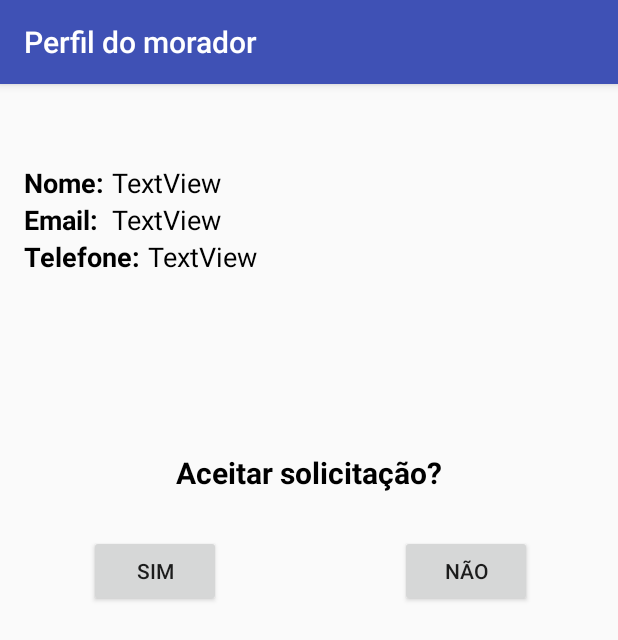
After one commit to pablovfds/OSindico, an Android app: the ResidentDetailsActivity screen opened directly, with no data from a screen before it, on a phone screen of 412 x 824 dp. The commit adds this screen. Shown: the top 640 px of the screen. Run offline under Robolectric (Android 15) with nearby library versions, the phone set to English and light mode, and no system bars; our stand-ins replace ButterKnife; 3 statements that could not run were skipped.

Commit message:
Implementação da tela de detalhes do morador e envio de resposta da solicitação de associação do morador ao condominio

```diff
--- a/app/src/main/java/br/com/edu/ufcg/osindico/data/models/Contact.java
+++ b/app/src/main/java/br/com/edu/ufcg/osindico/data/models/Contact.java
@@ -2,7 +2,9 @@ package br.com.edu.ufcg.osindico.data.models;
 
 import com.google.gson.annotations.SerializedName;
 
-public class Contact {
+import java.io.Serializable;
+
+public class Contact implements Serializable{
 
     @SerializedName("phoneNumber")
     private String phoneNumber;
--- a/app/src/main/java/br/com/edu/ufcg/osindico/data/models/ServerResponse/ResidentResponse.java
+++ b/app/src/main/java/br/com/edu/ufcg/osindico/data/models/ServerResponse/ResidentResponse.java
@@ -1,10 +1,11 @@
 package br.com.edu.ufcg.osindico.data.models.ServerResponse;
 
 
+import java.io.Serializable;
+
 import br.com.edu.ufcg.osindico.data.models.Contact;
 
-public class ResidentResponse {
-    // TODO: 22/02/17 Campos: ativo, contato, email id, nome
+public class ResidentResponse implements Serializable {
 
     private Long id;
     private String name;
--- a/app/src/main/java/br/com/edu/ufcg/osindico/data/services/SyndicApi.java
+++ b/app/src/main/java/br/com/edu/ufcg/osindico/data/services/SyndicApi.java
@@ -3,6 +3,7 @@ package br.com.edu.ufcg.osindico.data.services;
 import java.util.List;
 
 import br.com.edu.ufcg.osindico.data.models.CondoDetails;
+import br.com.edu.ufcg.osindico.data.models.MoradorServerResponse;
 import br.com.edu.ufcg.osindico.data.models.ServerResponse.CondoServerResponse;
 import br.com.edu.ufcg.osindico.data.models.ServerResponse.ResidentResponse;
 import br.com.edu.ufcg.osindico.data.models.SyndicDetails;
@@ -11,7 +12,11 @@ import retrofit2.Call;
 import retrofit2.http.Body;
 import retrofit2.http.GET;
 import retrofit2.http.Header;
+import retrofit2.http.Headers;
 import retrofit2.http.POST;
+import retrofit2.http.Path;
+
+import static android.R.attr.id;
 
 public interface SyndicApi {
     @POST("/api/register/syndicate")
@@ -22,4 +27,9 @@ public interface SyndicApi {
 
     @GET("/api/syndicate/requests")
     Call<List<ResidentResponse>> loadRequestsResidents(@Header("Authorization") String authorization);
+
+    @Headers({"Content-Type: application/json"})
+    @POST("/api/syndicate/requests/{id}/{accept}")
+    Call<MoradorServerResponse> updateResidentStatus(@Header("Authorization") String authorization,
+                                                     @Path("id") Long id, @Path("accept") boolean accept);
 }
--- a/app/src/main/java/br/com/edu/ufcg/osindico/requests_residents/mvp/RequestsResidentsPresenterImpl.java
+++ b/app/src/main/java/br/com/edu/ufcg/osindico/requests_residents/mvp/RequestsResidentsPresenterImpl.java
@@ -1,5 +1,4 @@
 package br.com.edu.ufcg.osindico.requests_residents.mvp;
-
 
 import java.util.List;
 
--- /dev/null
+++ b/app/src/main/java/br/com/edu/ufcg/osindico/residentDetails/mvp/ResidentDetailsContract.java
@@ -0,0 +1,33 @@
+package br.com.edu.ufcg.osindico.residentDetails.mvp;
+
+public interface ResidentDetailsContract {
+    interface Model {
+
+        interface OnResidentDetailsListener {
+
+            void onSuccess();
+
+            void onServerError(String message);
+        }
+
+        void sendResponseRequest(String token, Long id, boolean status, OnResidentDetailsListener listener);
+    }
+
+    interface Presenter {
+        void sendResponseRequest(String token, Long id, boolean status);
+
+        void setView(View view);
+
+        void onDestroy();
+    }
+
+    interface View {
+        void showProgress();
+
+        void hideProgress();
+
+        void setServerError(String errorMessage);
+
+        void navigateToRequestsResidents();
+    }
+}
--- /dev/null
+++ b/app/src/main/java/br/com/edu/ufcg/osindico/residentDetails/mvp/ResidentDetailsPresenterImpl.java
@@ -0,0 +1,51 @@
+package br.com.edu.ufcg.osindico.residentDetails.mvp;
+
+import br.com.edu.ufcg.osindico.data.models.ServerResponse.ResidentResponse;
+import br.com.edu.ufcg.osindico.data.services.SyndicService;
+
+public class ResidentDetailsPresenterImpl implements ResidentDetailsContract.Presenter,
+        ResidentDetailsContract.Model.OnResidentDetailsListener{
+
+    private ResidentDetailsContract.Model model;
+    private ResidentDetailsContract.View view;
+
+    public ResidentDetailsPresenterImpl(SyndicService service) {
+        this.model = new ResidentDetailsModelImpl(service);
+    }
+
+    @Override
+    public void sendResponseRequest(String token, Long id, boolean status) {
+        if (view != null){
+            this.view.showProgress();
+            this.model.sendResponseRequest(token, id, status, this);
+        }
+    }
+
+    @Override
+    public void setView(ResidentDetailsContract.View newView) {
+        if (newView != null){
+            this.view = newView;
+        }
+    }
+
+    @Override
+    public void onDestroy() {
+        this.view = null;
+    }
+
+    @Override
+    public void onSuccess() {
+        if (view != null){
+            this.view.hideProgress();
+            this.view.navigateToRequestsResidents();
+        }
+    }
+
+    @Override
+    public void onServerError(String message) {
+        if (view != null){
+            this.view.hideProgress();
+            this.view.setServerError(message);
+        }
+    }
+}
--- /dev/null
+++ b/app/src/main/java/br/com/edu/ufcg/osindico/residentDetails/ui/ResidentDetailsActivity.java
@@ -0,0 +1,94 @@
+package br.com.edu.ufcg.osindico.residentDetails.ui;
+
+import android.content.Intent;
+import android.support.v7.app.AppCompatActivity;
+import android.os.Bundle;
+import android.util.Log;
+import android.widget.TextView;
+import android.widget.Toast;
+
+import br.com.edu.ufcg.osindico.R;
+import br.com.edu.ufcg.osindico.Utils.ItemClickListener;
+import br.com.edu.ufcg.osindico.data.models.ServerResponse.ResidentResponse;
+import br.com.edu.ufcg.osindico.data.services.SyndicService;
+import br.com.edu.ufcg.osindico.requests_residents.ui.RequestsResidentsActivity;
+import br.com.edu.ufcg.osindico.residentDetails.mvp.ResidentDetailsContract;
+import br.com.edu.ufcg.osindico.residentDetails.mvp.ResidentDetailsPresenterImpl;
+import butterknife.BindView;
+import butterknife.ButterKnife;
+import butterknife.OnClick;
+
+public class ResidentDetailsActivity extends AppCompatActivity implements ResidentDetailsContract.View{
+
+    @BindView(R.id.tv_resident_name) TextView tv_resident_name;
+    @BindView(R.id.tv_resident_email) TextView tv_resident_email;
+    @BindView(R.id.tv_resident_phone) TextView tv_resident_phone;
+
+    private ResidentDetailsContract.Presenter presenter;
+    private ResidentResponse resident;
+    private String token;
+
+    @Override
+    protected void onCreate(Bundle savedInstanceState) {
+        super.onCreate(savedInstanceState);
+        setContentView(R.layout.activity_resident_details);
+
+        ButterKnife.bind(this);
+
+        SyndicService service = new SyndicService();
+
+        presenter = new ResidentDetailsPresenterImpl(service);
+
+        Intent i = getIntent();
+        resident = (ResidentResponse) i.getSerializableExtra("resident");
+
+        tv_resident_name.setText(resident.getName());
+        tv_resident_email.setText(resident.getEmail());
+        tv_resident_phone.setText(resident.getContact().getPhoneNumber());
+
+        getSupportActionBar().setTitle("Perfil do morador");
+
+        //pegar token do sharedpreferences
+        token = "TEydrMm8BkxSQi95FOYoL+p254w0kDtZAIsbS5KzDkktppVFLFIGywBRx++uZHvvjzr8rbLzQ01yhrgBwZcCWQ==";
+    }
+
+    @Override
+    protected void onStart() {
+        super.onStart();
+        presenter.setView(this);
+    }
+
+    @OnClick(R.id.btn_accept)
+    public void acceptRequest(){
+        Log.d("token", token);
+        presenter.sendResponseRequest(token, resident.getId(), true);
+    }
+
+    @OnClick(R.id.btn_refuse)
+    public void refuseRequest(){
+        presenter.sendResponseRequest(token, resident.getId(), false);
+    }
+
+    @Override
+    public void showProgress() {
+
+    }
+
+    @Override
+    public void hideProgress() {
+
+    }
+
+    @Override
+    public void setServerError(String errorMessage) {
+        Toast.makeText(this, errorMessage, Toast.LENGTH_SHORT).show();
+    }
+
+    @Override
+    public void navigateToRequestsResidents() {
+        Toast.makeText(this, getString(R.string.msg_success_request), Toast.LENGTH_SHORT).show();
+        startActivity(new Intent(this, RequestsResidentsActivity.class));
+    }
+
+
+}
--- /dev/null
+++ b/app/src/main/res/layout/activity_resident_details.xml
@@ -0,0 +1,115 @@
+<?xml version="1.0" encoding="utf-8"?>
+<RelativeLayout xmlns:android="http://schemas.android.com/apk/res/android"
+    xmlns:tools="http://schemas.android.com/tools"
+    android:id="@+id/activity_resident_details"
+    android:layout_width="match_parent"
+    android:layout_height="match_parent"
+    android:paddingBottom="@dimen/activity_vertical_margin"
+    android:paddingLeft="@dimen/activity_horizontal_margin"
+    android:paddingRight="@dimen/activity_horizontal_margin"
+    android:paddingTop="@dimen/activity_vertical_margin"
+    tools:context="br.com.edu.ufcg.osindico.residentDetails.ui.ResidentDetailsActivity">
+
+    <TextView
+        android:text="Nome:"
+        android:layout_width="wrap_content"
+        android:layout_height="wrap_content"
+        android:layout_alignParentTop="true"
+        android:layout_alignParentStart="true"
+        android:layout_marginTop="37dp"
+        android:id="@+id/textView2"
+        android:textSize="18sp"
+        android:textStyle="normal|bold"
+        android:textColor="@android:color/background_dark" />
+
+    <TextView
+        android:text="TextView"
+        android:layout_width="wrap_content"
+        android:layout_height="wrap_content"
+        android:id="@+id/tv_resident_name"
+        android:layout_alignBaseline="@+id/textView2"
+        android:layout_alignBottom="@+id/textView2"
+        android:layout_toEndOf="@+id/textView2"
+        android:fontFamily="sans-serif"
+        android:textSize="18sp"
+        android:textColor="@android:color/background_dark"
+        android:paddingLeft="5dp" />
+
+    <TextView
+        android:text="Email:"
+        android:layout_width="wrap_content"
+        android:layout_height="wrap_content"
+        android:id="@+id/textView5"
+        android:textSize="18sp"
+        android:textStyle="normal|bold"
+        android:textColor="@android:color/background_dark"
+        android:layout_below="@+id/textView2"
+        android:layout_alignParentStart="true" />
+
+    <TextView
+        android:text="TextView"
+        android:layout_width="wrap_content"
+        android:layout_height="wrap_content"
+        android:id="@+id/tv_resident_email"
+        android:fontFamily="sans-serif"
+        android:textSize="18sp"
+        android:textColor="@android:color/background_dark"
+        android:paddingLeft="5dp"
+        android:layout_alignBaseline="@+id/textView5"
+        android:layout_alignBottom="@+id/textView5"
+        android:layout_toEndOf="@+id/textView2" />
+
+    <TextView
+        android:text="Telefone:"
+        android:layout_width="wrap_content"
+        android:layout_height="wrap_content"
+        android:id="@+id/textView7"
+        android:textSize="18sp"
+        android:textStyle="normal|bold"
+        android:textColor="@android:color/background_dark"
+        android:layout_below="@+id/textView5"
+        android:layout_alignParentStart="true" />
+
+    <TextView
+        android:text="TextView"
+        android:layout_width="wrap_content"
+        android:layout_height="wrap_content"
+        android:id="@+id/tv_resident_phone"
+        android:fontFamily="sans-serif"
+        android:textSize="18sp"
+        android:textColor="@android:color/background_dark"
+        android:paddingLeft="5dp"
+        android:layout_below="@+id/tv_resident_email"
+        android:layout_toEndOf="@+id/textView7" />
+
+    <TextView
+        android:text="Aceitar solicitação?"
+        android:layout_width="wrap_content"
+        android:layout_height="wrap_content"
+        android:layout_below="@+id/tv_resident_phone"
+        android:layout_centerHorizontal="true"
+        android:layout_marginTop="118dp"
+        android:id="@+id/textView9"
+        android:textStyle="normal|bold"
+        android:textAlignment="center"
+        android:textColor="@android:color/background_dark"
+        android:textSize="20sp" />
+
+    <Button
+        android:text="Sim"
+        android:layout_width="wrap_content"
+        android:layout_height="wrap_content"
+        android:layout_below="@+id/textView9"
+        android:layout_alignEnd="@+id/tv_resident_email"
+        android:layout_marginTop="28dp"
+        android:id="@+id/btn_accept" />
+
+    <Button
+        android:text="Não"
+        android:layout_width="wrap_content"
+        android:layout_height="wrap_content"
+        android:layout_alignTop="@+id/btn_accept"
+        android:layout_alignParentEnd="true"
+        android:layout_marginEnd="41dp"
+        android:id="@+id/btn_refuse" />
+</RelativeLayout>
--- a/app/src/main/res/values/strings.xml
+++ b/app/src/main/res/values/strings.xml
@@ -19,6 +19,8 @@
     <string name="msg_syndic_phone_error">Insira um telefone valido</string>
     <string name="msg_address_error">Insira um endereço valido.</string>
     <string name="msg_registration_success">Cadastrado com sucesso</string>
+    <string name="msg_success_request">Morador atualizado</string>
+    <string name="msg_list_empty">Não existem solicitações de moradores no momento.</string>
 
     <string-array name="states">
         <item>"*Estado"</item>
```
Also changed, not shown: app/src/main/AndroidManifest.xml (+7 -4 lines), app/src/main/java/br/com/edu/ufcg/osindico/Utils/ItemClickListener.java (added, +7 -0 lines), app/src/main/java/br/com/edu/ufcg/osindico/adapters/RequestsResidentsAdapter.java (+12 -1 lines), app/src/main/java/br/com/edu/ufcg/osindico/requests_residents/mvp/RequestsResidentsModelImpl.java (+9 -3 lines), app/src/main/java/br/com/edu/ufcg/osindico/requests_residents/ui/RequestsResidentsActivity.java (+29 -3 lines), app/src/main/java/br/com/edu/ufcg/osindico/residentDetails/mvp/ResidentDetailsModelImpl.java (added, +48 -0 lines).
